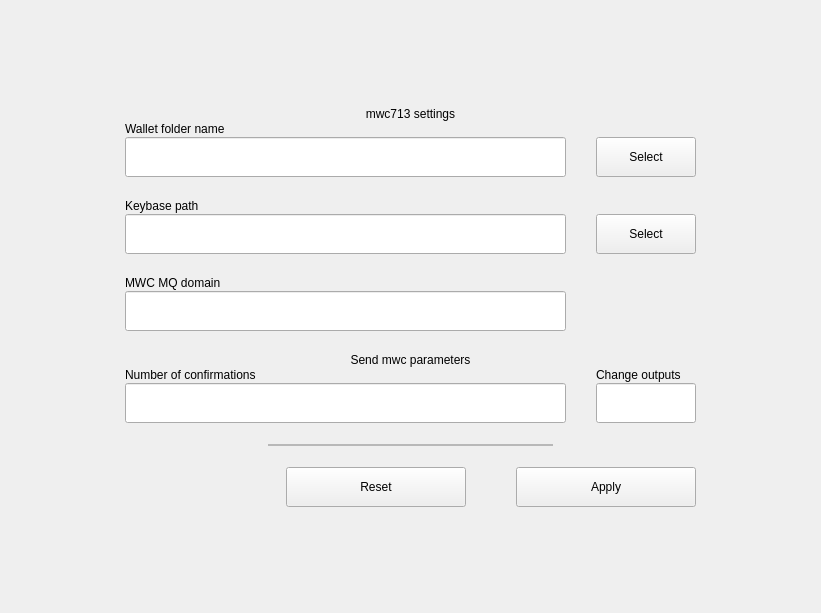
First picture: the form in windows/x_walletconfig.ui, repository 0xkobe/mwc-wallet, before the edit.
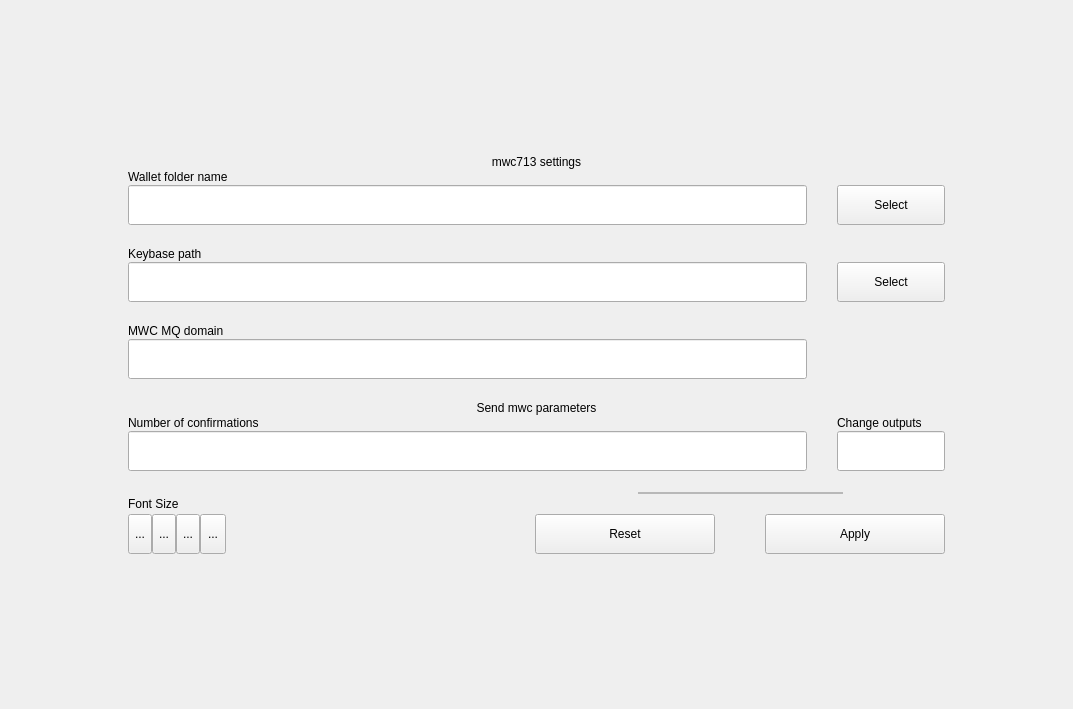
Second picture: the form after the edit. Icons and pictures are not drawn. Custom widgets are drawn as their Qt base class.

Commit message: https://github.com/mwcproject/mwc-qt-wallet/issues/99

```diff
--- a/windows/x_walletconfig.ui
+++ b/windows/x_walletconfig.ui
@@ -6,14 +6,14 @@
    <rect>
     <x>0</x>
     <y>0</y>
-    <width>821</width>
-    <height>613</height>
+    <width>1073</width>
+    <height>709</height>
    </rect>
   </property>
   <property name="windowTitle">
    <string>Form</string>
   </property>
-  <layout class="QVBoxLayout" name="verticalLayout" stretch="1,0,1">
+  <layout class="QVBoxLayout" name="verticalLayout_3">
    <item>
     <spacer name="verticalSpacer">
      <property name="orientation">
@@ -28,7 +28,7 @@
     </spacer>
    </item>
    <item>
-    <layout class="QHBoxLayout" name="horizontalLayout" stretch="1,5,1">
+    <layout class="QHBoxLayout" name="horizontalLayout_4" stretch="1,7,1">
      <item>
       <spacer name="horizontalSpacer">
        <property name="orientation">
@@ -43,44 +43,28 @@
       </spacer>
      </item>
      <item>
-      <layout class="QGridLayout" name="gridLayout" columnstretch="7,1" columnminimumwidth="250,100">
+      <layout class="QGridLayout" name="gridLayout" columnstretch="7,0">
        <property name="horizontalSpacing">
         <number>30</number>
        </property>
        <property name="verticalSpacing">
         <number>1</number>
        </property>
-       <item row="9" column="0">
-        <widget class="control::MwcLineEditNormal" name="mwcmqHost">
-         <property name="minimumSize">
-          <size>
-           <width>0</width>
-           <height>40</height>
-          </size>
-         </property>
+       <item row="15" column="0">
+        <widget class="control::MwcLabelSmall" name="label_6">
          <property name="maximumSize">
           <size>
-           <width>200000</width>
-           <height>40</height>
+           <width>16777215</width>
+           <height>22</height>
           </size>
          </property>
-         <property name="maxLength">
-          <number>512</number>
-         </property>
-        </widget>
-       </item>
-       <item row="14" column="0" colspan="2">
-        <widget class="control::MwcLabelLarge" name="label_8">
          <property name="text">
-          <string>Send mwc parameters</string>
-         </property>
-         <property name="alignment">
-          <set>Qt::AlignCenter</set>
+          <string>Number of confirmations</string>
          </property>
         </widget>
        </item>
-       <item row="13" column="0">
-        <widget class="QWidget" name="widget" native="true">
+       <item row="7" column="0">
+        <widget class="QWidget" name="widget_3" native="true">
          <property name="minimumSize">
           <size>
            <width>0</width>
@@ -114,25 +98,6 @@
          </property>
         </widget>
        </item>
-       <item row="2" column="0">
-        <widget class="control::MwcLineEditNormal" name="mwc713directoryEdit">
-         <property name="minimumSize">
-          <size>
-           <width>250</width>
-           <height>40</height>
-          </size>
-         </property>
-         <property name="maximumSize">
-          <size>
-           <width>20000</width>
-           <height>40</height>
-          </size>
-         </property>
-         <property name="maxLength">
-          <number>4096</number>
-         </property>
-        </widget>
-       </item>
        <item row="8" column="0">
         <widget class="control::MwcLabelSmall" name="label_2">
          <property name="sizePolicy">
@@ -152,213 +117,6 @@
          </property>
         </widget>
        </item>
-       <item row="15" column="0">
-        <widget class="control::MwcLabelSmall" name="label_6">
-         <property name="maximumSize">
-          <size>
-           <width>16777215</width>
-           <height>22</height>
-          </size>
-         </property>
-         <property name="text">
-          <string>Number of confirmations</string>
-         </property>
-        </widget>
-       </item>
-       <item row="18" column="0" colspan="2">
-        <layout class="QHBoxLayout" name="horizontalLayout_3" stretch="1,1,1">
-         <property name="spacing">
-          <number>50</number>
-         </property>
-         <item>
-          <spacer name="horizontalSpacer_6">
-           <property name="orientation">
-            <enum>Qt::Horizontal</enum>
-           </property>
-           <property name="sizeHint" stdset="0">
-            <size>
-             <width>40</width>
-             <height>20</height>
-            </size>
-           </property>
-          </spacer>
-         </item>
-         <item>
-          <widget class="control::MwcPushButtonNormal" name="restoreDefault">
-           <property name="minimumSize">
-            <size>
-             <width>180</width>
-             <height>40</height>
-            </size>
-           </property>
-           <property name="maximumSize">
-            <size>
-             <width>16777215</width>
-             <height>40</height>
-            </size>
-           </property>
-           <property name="focusPolicy">
-            <enum>Qt::StrongFocus</enum>
-           </property>
-           <property name="toolTip">
-            <string>Restore default settings for the wallet.</string>
-           </property>
-           <property name="text">
-            <string>Reset</string>
-           </property>
-           <property name="autoDefault">
-            <bool>true</bool>
-           </property>
-          </widget>
-         </item>
-         <item>
-          <widget class="control::MwcPushButtonNormal" name="applyButton">
-           <property name="minimumSize">
-            <size>
-             <width>180</width>
-             <height>40</height>
-            </size>
-           </property>
-           <property name="maximumSize">
-            <size>
-             <width>16777215</width>
-             <height>40</height>
-            </size>
-           </property>
-           <property name="focusPolicy">
-            <enum>Qt::StrongFocus</enum>
-           </property>
-           <property name="toolTip">
-            <string>Apply those chages. Some changes might require login.</string>
-           </property>
-           <property name="text">
-            <string>Apply</string>
-           </property>
-           <property name="autoDefault">
-            <bool>true</bool>
-           </property>
-          </widget>
-         </item>
-        </layout>
-       </item>
-       <item row="1" column="0">
-        <widget class="control::MwcLabelSmall" name="label">
-         <property name="sizePolicy">
-          <sizepolicy hsizetype="Fixed" vsizetype="Preferred">
-           <horstretch>0</horstretch>
-           <verstretch>0</verstretch>
-          </sizepolicy>
-         </property>
-         <property name="maximumSize">
-          <size>
-           <width>16777215</width>
-           <height>22</height>
-          </size>
-         </property>
-         <property name="text">
-          <string>Wallet folder name</string>
-         </property>
-        </widget>
-       </item>
-       <item row="2" column="1">
-        <widget class="control::MwcPushButtonNormal" name="mwc713directorySelect">
-         <property name="minimumSize">
-          <size>
-           <width>100</width>
-           <height>40</height>
-          </size>
-         </property>
-         <property name="maximumSize">
-          <size>
-           <width>16777215</width>
-           <height>40</height>
-          </size>
-         </property>
-         <property name="focusPolicy">
-          <enum>Qt::StrongFocus</enum>
-         </property>
-         <property name="toolTip">
-          <string>Select another wallet folder</string>
-         </property>
-         <property name="text">
-          <string>Select</string>
-         </property>
-        </widget>
-       </item>
-       <item row="15" column="1">
-        <widget class="QLabel" name="label_5">
-         <property name="maximumSize">
-          <size>
-           <width>16777215</width>
-           <height>22</height>
-          </size>
-         </property>
-         <property name="text">
-          <string>Change outputs</string>
-         </property>
-        </widget>
-       </item>
-       <item row="17" column="0" colspan="2">
-        <layout class="QHBoxLayout" name="horizontalLayout_2" stretch="1,2,1">
-         <property name="spacing">
-          <number>0</number>
-         </property>
-         <property name="topMargin">
-          <number>20</number>
-         </property>
-         <property name="bottomMargin">
-          <number>20</number>
-         </property>
-         <item>
-          <spacer name="horizontalSpacer_3">
-           <property name="orientation">
-            <enum>Qt::Horizontal</enum>
-           </property>
-           <property name="sizeHint" stdset="0">
-            <size>
-             <width>40</width>
-             <height>2</height>
-            </size>
-           </property>
-          </spacer>
-         </item>
-         <item>
-          <widget class="control::MwcLine" name="frame_4">
-           <property name="minimumSize">
-            <size>
-             <width>0</width>
-             <height>0</height>
-            </size>
-           </property>
-           <property name="maximumSize">
-            <size>
-             <width>16777215</width>
-             <height>2</height>
-            </size>
-           </property>
-           <property name="frameShape">
-            <enum>QFrame::StyledPanel</enum>
-           </property>
-           <property name="frameShadow">
-            <enum>QFrame::Raised</enum>
-           </property>
-          </widget>
-         </item>
-         <item>
-          <spacer name="horizontalSpacer_4">
-           <property name="orientation">
-            <enum>Qt::Horizontal</enum>
-           </property>
-           <property name="sizeHint" stdset="0">
-            <size>
-             <width>40</width>
-             <height>2</height>
-            </size>
-           </property>
-          </spacer>
-         </item>
-        </layout>
-       </item>
        <item row="0" column="0" colspan="2">
         <widget class="control::MwcLabelLarge" name="label_7">
          <property name="maximumSize">
@@ -375,8 +133,21 @@
          </property>
         </widget>
        </item>
-       <item row="6" column="0">
-        <widget class="control::MwcLineEditNormal" name="keybasePathEdit">
+       <item row="15" column="1">
+        <widget class="QLabel" name="label_5">
+         <property name="maximumSize">
+          <size>
+           <width>16777215</width>
+           <height>22</height>
+          </size>
+         </property>
+         <property name="text">
+          <string>Change outputs</string>
+         </property>
+        </widget>
+       </item>
+       <item row="9" column="0">
+        <widget class="control::MwcLineEditNormal" name="mwcmqHost">
          <property name="minimumSize">
           <size>
            <width>0</width>
@@ -385,7 +156,7 @@
          </property>
          <property name="maximumSize">
           <size>
-           <width>20000</width>
+           <width>200000</width>
            <height>40</height>
           </size>
          </property>
@@ -394,22 +165,22 @@
          </property>
         </widget>
        </item>
-       <item row="16" column="1">
-        <widget class="control::MwcLineEditNormal" name="changeOutputsEdit">
-         <property name="minimumSize">
-          <size>
-           <width>0</width>
-           <height>40</height>
-          </size>
+       <item row="1" column="0">
+        <widget class="control::MwcLabelSmall" name="label">
+         <property name="sizePolicy">
+          <sizepolicy hsizetype="Fixed" vsizetype="Preferred">
+           <horstretch>0</horstretch>
+           <verstretch>0</verstretch>
+          </sizepolicy>
          </property>
          <property name="maximumSize">
           <size>
            <width>16777215</width>
-           <height>40</height>
+           <height>22</height>
           </size>
          </property>
-         <property name="maxLength">
-          <number>2</number>
+         <property name="text">
+          <string>Wallet folder name</string>
          </property>
         </widget>
        </item>
@@ -438,6 +209,16 @@
          </property>
         </widget>
        </item>
+       <item row="14" column="0" colspan="2">
+        <widget class="control::MwcLabelLarge" name="label_8">
+         <property name="text">
+          <string>Send mwc parameters</string>
+         </property>
+         <property name="alignment">
+          <set>Qt::AlignCenter</set>
+         </property>
+        </widget>
+       </item>
        <item row="5" column="0">
         <widget class="control::MwcLabelSmall" name="label_4">
          <property name="sizePolicy">
@@ -457,6 +238,50 @@
          </property>
         </widget>
        </item>
+       <item row="2" column="1">
+        <widget class="control::MwcPushButtonNormal" name="mwc713directorySelect">
+         <property name="minimumSize">
+          <size>
+           <width>100</width>
+           <height>40</height>
+          </size>
+         </property>
+         <property name="maximumSize">
+          <size>
+           <width>16777215</width>
+           <height>40</height>
+          </size>
+         </property>
+         <property name="focusPolicy">
+          <enum>Qt::StrongFocus</enum>
+         </property>
+         <property name="toolTip">
+          <string>Select another wallet folder</string>
+         </property>
+         <property name="text">
+          <string>Select</string>
+         </property>
+        </widget>
+       </item>
+       <item row="6" column="0">
+        <widget class="control::MwcLineEditNormal" name="keybasePathEdit">
+         <property name="minimumSize">
+          <size>
+           <width>0</width>
+           <height>40</height>
+          </size>
+         </property>
+         <property name="maximumSize">
+          <size>
+           <width>20000</width>
+           <height>40</height>
+          </size>
+         </property>
+         <property name="maxLength">
+          <number>4096</number>
+         </property>
+        </widget>
+       </item>
        <item row="4" column="0">
         <widget class="QWidget" name="widget_2" native="true">
          <property name="minimumSize">
@@ -473,8 +298,8 @@
          </property>
         </widget>
        </item>
-       <item row="7" column="0">
-        <widget class="QWidget" name="widget_3" native="true">
+       <item row="13" column="0">
+        <widget class="QWidget" name="widget" native="true">
          <property name="minimumSize">
           <size>
            <width>0</width>
@@ -489,6 +314,391 @@
          </property>
         </widget>
        </item>
+       <item row="16" column="1">
+        <widget class="control::MwcLineEditNormal" name="changeOutputsEdit">
+         <property name="minimumSize">
+          <size>
+           <width>0</width>
+           <height>40</height>
+          </size>
+         </property>
+         <property name="maximumSize">
+          <size>
+           <width>16777215</width>
+           <height>40</height>
+          </size>
+         </property>
+         <property name="maxLength">
+          <number>2</number>
+         </property>
+        </widget>
+       </item>
+       <item row="2" column="0">
+        <widget class="control::MwcLineEditNormal" name="mwc713directoryEdit">
+         <property name="minimumSize">
+          <size>
+           <width>250</width>
+           <height>40</height>
+          </size>
+         </property>
+         <property name="maximumSize">
+          <size>
+           <width>20000</width>
+           <height>40</height>
+          </size>
+         </property>
+         <property name="maxLength">
+          <number>4096</number>
+         </property>
+        </widget>
+       </item>
+       <item row="18" column="0" colspan="2">
+        <layout class="QHBoxLayout" name="horizontalLayout_3" stretch="0,0,0">
+         <property name="spacing">
+          <number>0</number>
+         </property>
+         <item>
+          <layout class="QVBoxLayout" name="verticalLayout">
+           <property name="spacing">
+            <number>3</number>
+           </property>
+           <item>
+            <spacer name="verticalSpacer_3">
+             <property name="orientation">
+              <enum>Qt::Vertical</enum>
+             </property>
+             <property name="sizeHint" stdset="0">
+              <size>
+               <width>20</width>
+               <height>0</height>
+              </size>
+             </property>
+            </spacer>
+           </item>
+           <item>
+            <widget class="control::MwcLabelSmall" name="fontSizeLabel">
+             <property name="maximumSize">
+              <size>
+               <width>16777215</width>
+               <height>22</height>
+              </size>
+             </property>
+             <property name="text">
+              <string>Font Size</string>
+             </property>
+            </widget>
+           </item>
+           <item>
+            <layout class="QHBoxLayout" name="horizontalLayout">
+             <property name="spacing">
+              <number>0</number>
+             </property>
+             <item>
+              <widget class="QToolButton" name="fontSz1">
+               <property name="minimumSize">
+                <size>
+                 <width>20</width>
+                 <height>40</height>
+                </size>
+               </property>
+               <property name="maximumSize">
+                <size>
+                 <width>35</width>
+                 <height>40</height>
+                </size>
+               </property>
+               <property name="focusPolicy">
+                <enum>Qt::ClickFocus</enum>
+               </property>
+               <property name="text">
+                <string>...</string>
+               </property>
+               <property name="icon">
+                <iconset resource="../resources.qrc">
+                 <normaloff>:/img/A1@2x.svg</normaloff>:/img/A1@2x.svg</iconset>
+               </property>
+               <property name="iconSize">
+                <size>
+                 <width>12</width>
+                 <height>12</height>
+                </size>
+               </property>
+               <property name="checkable">
+                <bool>true</bool>
+               </property>
+              </widget>
+             </item>
+             <item>
+              <widget class="QToolButton" name="fontSz2">
+               <property name="minimumSize">
+                <size>
+                 <width>22</width>
+                 <height>40</height>
+                </size>
+               </property>
+               <property name="maximumSize">
+                <size>
+                 <width>35</width>
+                 <height>40</height>
+                </size>
+               </property>
+               <property name="focusPolicy">
+                <enum>Qt::ClickFocus</enum>
+               </property>
+               <property name="text">
+                <string>...</string>
+               </property>
+               <property name="icon">
+                <iconset resource="../resources.qrc">
+                 <normaloff>:/img/A1@2x.svg</normaloff>:/img/A1@2x.svg</iconset>
+               </property>
+               <property name="iconSize">
+                <size>
+                 <width>15</width>
+                 <height>15</height>
+                </size>
+               </property>
+               <property name="checkable">
+                <bool>true</bool>
+               </property>
+              </widget>
+             </item>
+             <item>
+              <widget class="QToolButton" name="fontSz3">
+               <property name="minimumSize">
+                <size>
+                 <width>24</width>
+                 <height>40</height>
+                </size>
+               </property>
+               <property name="maximumSize">
+                <size>
+                 <width>35</width>
+                 <height>40</height>
+                </size>
+               </property>
+               <property name="focusPolicy">
+                <enum>Qt::ClickFocus</enum>
+               </property>
+               <property name="text">
+                <string>...</string>
+               </property>
+               <property name="icon">
+                <iconset resource="../resources.qrc">
+                 <normaloff>:/img/A1@2x.svg</normaloff>:/img/A1@2x.svg</iconset>
+               </property>
+               <property name="iconSize">
+                <size>
+                 <width>20</width>
+                 <height>20</height>
+                </size>
+               </property>
+               <property name="checkable">
+                <bool>true</bool>
+               </property>
+              </widget>
+             </item>
+             <item>
+              <widget class="QToolButton" name="fontSz4">
+               <property name="minimumSize">
+                <size>
+                 <width>26</width>
+                 <height>40</height>
+                </size>
+               </property>
+               <property name="maximumSize">
+                <size>
+                 <width>35</width>
+                 <height>40</height>
+                </size>
+               </property>
+               <property name="focusPolicy">
+                <enum>Qt::ClickFocus</enum>
+               </property>
+               <property name="text">
+                <string>...</string>
+               </property>
+               <property name="icon">
+                <iconset resource="../resources.qrc">
+                 <normaloff>:/img/A1@2x.svg</normaloff>:/img/A1@2x.svg</iconset>
+               </property>
+               <property name="iconSize">
+                <size>
+                 <width>26</width>
+                 <height>26</height>
+                </size>
+               </property>
+               <property name="checkable">
+                <bool>true</bool>
+               </property>
+              </widget>
+             </item>
+            </layout>
+           </item>
+          </layout>
+         </item>
+         <item>
+          <spacer name="horizontalSpacer_6">
+           <property name="orientation">
+            <enum>Qt::Horizontal</enum>
+           </property>
+           <property name="sizeHint" stdset="0">
+            <size>
+             <width>40</width>
+             <height>20</height>
+            </size>
+           </property>
+          </spacer>
+         </item>
+         <item>
+          <layout class="QVBoxLayout" name="verticalLayout_2">
+           <property name="spacing">
+            <number>0</number>
+           </property>
+           <item>
+            <layout class="QHBoxLayout" name="horizontalLayout_2" stretch="1,2,1">
+             <property name="spacing">
+              <number>0</number>
+             </property>
+             <property name="topMargin">
+              <number>20</number>
+             </property>
+             <property name="bottomMargin">
+              <number>20</number>
+             </property>
+             <item>
+              <spacer name="horizontalSpacer_3">
+               <property name="orientation">
+                <enum>Qt::Horizontal</enum>
+               </property>
+               <property name="sizeHint" stdset="0">
+                <size>
+                 <width>40</width>
+                 <height>2</height>
+                </size>
+               </property>
+              </spacer>
+             </item>
+             <item>
+              <widget class="control::MwcLine" name="frame_4">
+               <property name="minimumSize">
+                <size>
+                 <width>0</width>
+                 <height>0</height>
+                </size>
+               </property>
+               <property name="maximumSize">
+                <size>
+                 <width>16777215</width>
+                 <height>2</height>
+                </size>
+               </property>
+               <property name="frameShape">
+                <enum>QFrame::StyledPanel</enum>
+               </property>
+               <property name="frameShadow">
+                <enum>QFrame::Raised</enum>
+               </property>
+              </widget>
+             </item>
+             <item>
+              <spacer name="horizontalSpacer_4">
+               <property name="orientation">
+                <enum>Qt::Horizontal</enum>
+               </property>
+               <property name="sizeHint" stdset="0">
+                <size>
+                 <width>40</width>
+                 <height>2</height>
+                </size>
+               </property>
+              </spacer>
+             </item>
+            </layout>
+           </item>
+           <item>
+            <layout class="QHBoxLayout" name="horizontalLayout_5">
+             <property name="spacing">
+              <number>0</number>
+             </property>
+             <item>
+              <widget class="control::MwcPushButtonNormal" name="restoreDefault">
+               <property name="minimumSize">
+                <size>
+                 <width>180</width>
+                 <height>40</height>
+                </size>
+               </property>
+               <property name="maximumSize">
+                <size>
+                 <width>16777215</width>
+                 <height>40</height>
+                </size>
+               </property>
+               <property name="focusPolicy">
+                <enum>Qt::StrongFocus</enum>
+               </property>
+               <property name="toolTip">
+                <string>Restore default settings for the wallet.</string>
+               </property>
+               <property name="text">
+                <string>Reset</string>
+               </property>
+               <property name="autoDefault">
+                <bool>true</bool>
+               </property>
+              </widget>
+             </item>
+             <item>
+              <widget class="QWidget" name="widget_4" native="true">
+               <property name="minimumSize">
+                <size>
+                 <width>50</width>
+                 <height>0</height>
+                </size>
+               </property>
+               <property name="maximumSize">
+                <size>
+                 <width>50</width>
+                 <height>16777215</height>
+                </size>
+               </property>
+              </widget>
+             </item>
+             <item>
+              <widget class="control::MwcPushButtonNormal" name="applyButton">
+               <property name="minimumSize">
+                <size>
+                 <width>180</width>
+                 <height>40</height>
+                </size>
+               </property>
+               <property name="maximumSize">
+                <size>
+                 <width>16777215</width>
+                 <height>40</height>
+                </size>
+               </property>
+               <property name="focusPolicy">
+                <enum>Qt::StrongFocus</enum>
+               </property>
+               <property name="toolTip">
+                <string>Apply those chages. Some changes might require login.</string>
+               </property>
+               <property name="text">
+                <string>Apply</string>
+               </property>
+               <property name="autoDefault">
+                <bool>true</bool>
+               </property>
+              </widget>
+             </item>
+            </layout>
+           </item>
+          </layout>
+         </item>
+        </layout>
+       </item>
       </layout>
      </item>
      <item>
```
Left out of the diff: 8 changed lines with no effect on the pictures. The commit also changes 14 other files.
